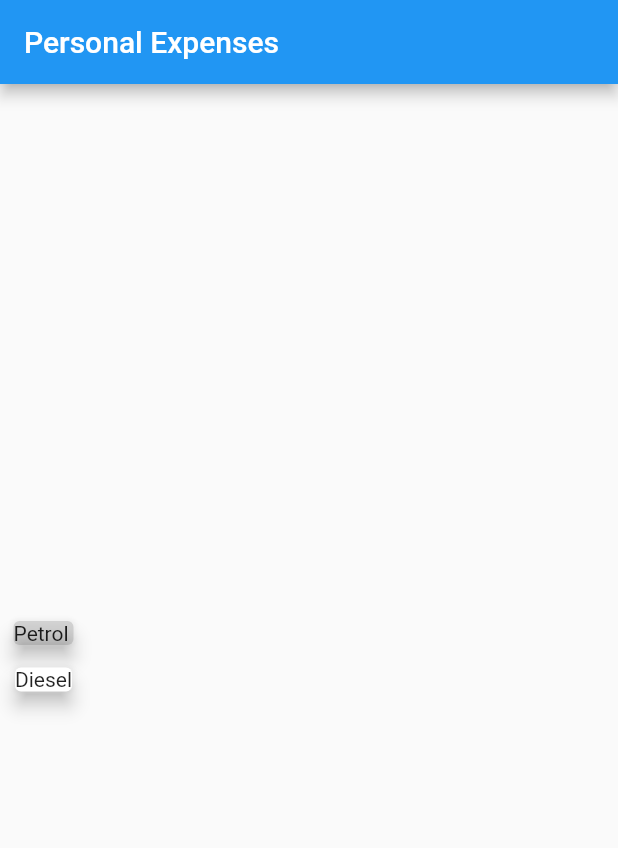
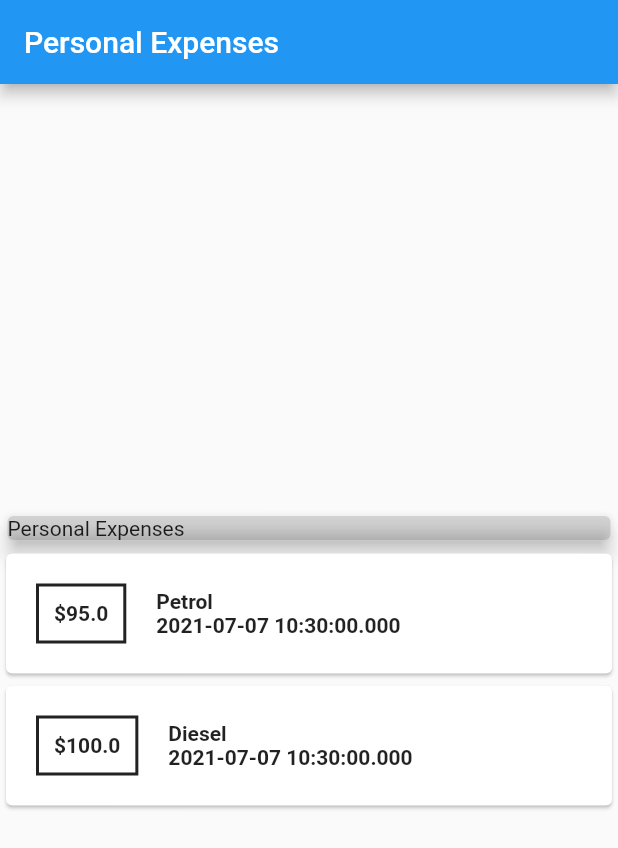
Before and after one commit to lakshayraturi/personal-expenses, a Flutter app: the screen it shows after launch, on a phone screen of 412 x 824 dp. Shown: the top 848 px of the screen. Run offline on Flutter 3.47's test engine with Material 2 defaults, Android fonts, the phone set to English and light mode, and no system bars.

Commit message:
customizes the card

```diff
--- a/lib/main.dart
+++ b/lib/main.dart
@@ -26,21 +26,53 @@ class MyAppHome extends StatelessWidget {
         title: Text('Personal Expenses'),
       ),
       body: Column(
+        crossAxisAlignment: CrossAxisAlignment.center,
         mainAxisAlignment: MainAxisAlignment.center,
         children: [
           Container(
-            width: 50,
+            width: double.infinity,
             child: Card(
               color: Colors.black12,
-              child: Text('Petrol'),
+              child: Text('Personal Expenses'),
               elevation: 5,
               margin: EdgeInsets.all(5),
             ),
           ),
-          Card(
-            child: Text('Diesel'),
-            elevation: 5,
-            margin: EdgeInsets.all(10),
+          Column(
+            children: transaction.map((e) {
+              return Card(
+                  child: Row(
+                children: [
+                  Container(
+                    margin: EdgeInsets.all(20),
+                    decoration: BoxDecoration(
+                      border: Border.all(
+                        color: Colors.black87,
+                        width: 2,
+                      ),
+                    ),
+                    padding: EdgeInsets.all(10),
+                    child: Text(
+                      '\$${e.amount}',
+                      style: TextStyle(fontWeight: FontWeight.bold),
+                    ),
+                  ),
+                  Column(
+                    crossAxisAlignment: CrossAxisAlignment.start,
+                    children: [
+                      Text(
+                        e.title,
+                        style: TextStyle(fontWeight: FontWeight.bold),
+                      ),
+                      Text(
+                        e.date.toString(),
+                        style: TextStyle(fontWeight: FontWeight.bold),
+                      ),
+                    ],
+                  ),
+                ],
+              ));
+            }).toList(),
           ),
         ],
       ),
```
